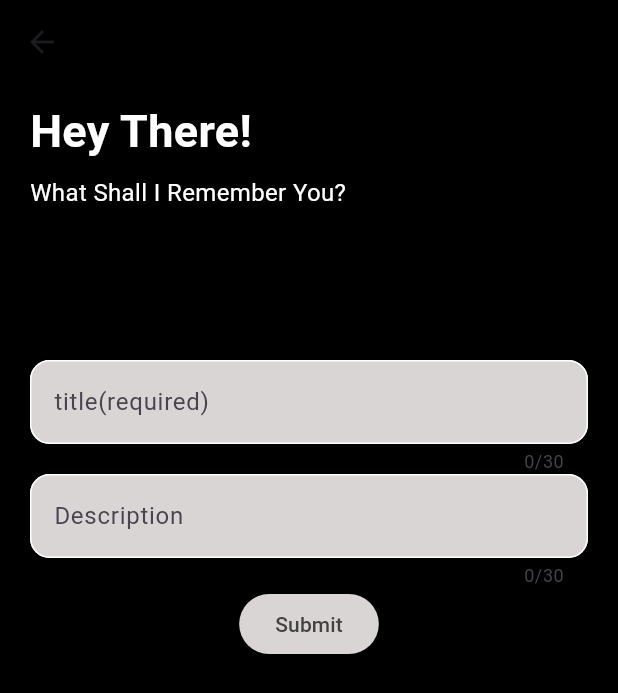
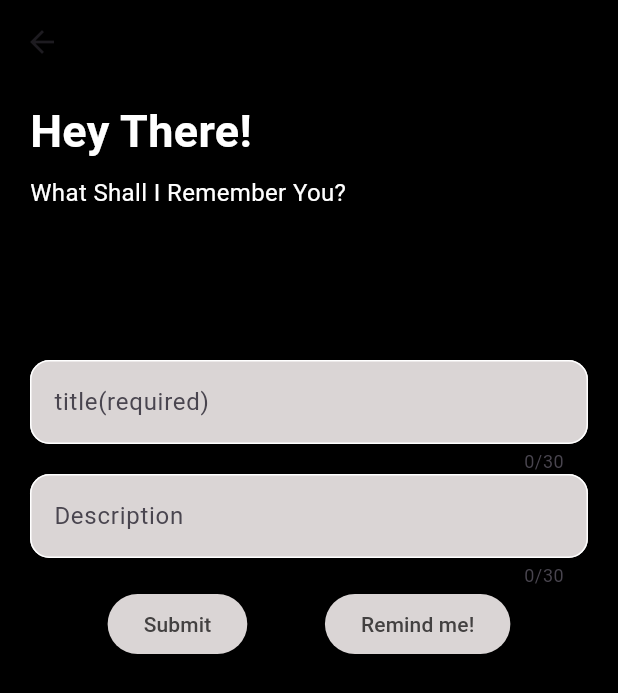
Before and after one commit to akhil-bhaskaran/todo, a Flutter app: the MyTiles widget shown alone on an empty page, opened directly with empty values, after a tap on the "edit" icon, on a phone screen of 412 x 824 dp. Shown: the top 693 px of the screen. Run offline on Flutter 3.47's test engine with Material 3 defaults, Android fonts, the phone set to English and light mode, and no system bars; our stand-ins replace flutter_local_notifications, isar, timezone; accounts and stored records are empty; generated files the repository leaves out were written again; Roboto replaces fonts that are missing (birthday, birthdayDay).

Commit message:
basic mistake cleared

```diff
--- a/lib/components/tiles.dart
+++ b/lib/components/tiles.dart
@@ -1,13 +1,15 @@
 import 'package:flutter/material.dart';
 
 import 'package:my_todo_app/components/styles.dart';
+import 'package:my_todo_app/models/todo.dart';
 
 import 'package:my_todo_app/models/todo_dataabase.dart';
 import 'package:my_todo_app/pages/adding_page.dart';
 import 'package:provider/provider.dart';
 
 class MyTiles extends StatelessWidget {
-  final int Indexes;
+ final void Function() onPressed;
+  final Todo toodo;
   final String titles;
   final String descriptions;
   Function(bool?)? onchanged;
@@ -18,11 +20,11 @@ class MyTiles extends StatelessWidget {
       required this.onchanged,
       required this.titles,
       required this.descriptions,
-      required this.Indexes});
+       required this.onPressed, required this.toodo});
 
   @override
   Widget build(BuildContext context) {
-    final todoDatabase = context.watch<TodoDatabase>();
+
 
     return Padding(
       padding: const EdgeInsets.all(8.0),
@@ -65,8 +67,8 @@ class MyTiles extends StatelessWidget {
                       borderRadius: BorderRadius.circular(13),
                       color: textcolor),
                   child: IconButton(
-                    icon: Icon(Icons.delete, size: 32),
-                    onPressed: () => TodoDatabase().deleteTodo(Indexes),
+                    icon: const Icon(Icons.delete, size: 32),
+                    onPressed:onPressed
                   ),
                 ),
                 Container(
@@ -78,7 +80,7 @@ class MyTiles extends StatelessWidget {
                     onPressed: () => Navigator.push(
                         context,
                         MaterialPageRoute(
-                          builder: (context) => NewTodoPage(),
+                          builder: (context) => NewTodoPage(id: toodo.id,todo: toodo),
                         )),
                   ),
                 )
--- a/lib/main.dart
+++ b/lib/main.dart
@@ -1,7 +1,7 @@
 import 'package:flutter/material.dart';
 import 'package:my_todo_app/models/todo_dataabase.dart';
 import 'package:my_todo_app/pages/home_page.dart';
-import 'package:path_provider/path_provider.dart';
+
 import 'package:provider/provider.dart';
 
 void main() async {
--- a/lib/pages/adding_page.dart
+++ b/lib/pages/adding_page.dart
@@ -1,18 +1,32 @@
 import 'package:flutter/material.dart';
 import 'package:my_todo_app/components/styles.dart';
 import 'package:my_todo_app/components/txtfield.dart';
+import 'package:my_todo_app/models/todo.dart';
 import 'package:my_todo_app/models/todo_dataabase.dart';
 import 'package:my_todo_app/utils/notifications_conf.dart';
 import 'package:provider/provider.dart';
 
 class NewTodoPage extends StatefulWidget {
-  NewTodoPage({super.key});
+
+  final Todo ?todo;
+  final int ?id;
+  const NewTodoPage({super.key, required this.id, required this.todo});
 
   @override
   State<NewTodoPage> createState() => _NewTodoPageState();
 }
 
 class _NewTodoPageState extends State<NewTodoPage> {
+  @override
+  void initState() {
+
+    super.initState();
+    // context.watch<TodoDatabase>().editTodo(,titleTextEditingController.text ,descTexteditingController.text );
+    // if(titleTextEditingController!=null && descTexteditingController!=null){
+
+    // }
+
+  }
   //create Todo
   void createTodo() {
     context.read<TodoDatabase>().insertTodo(
@@ -56,6 +70,8 @@ class _NewTodoPageState extends State<NewTodoPage> {
               Htext: "title(required)", controller: titleTextEditingController),
           TxtField(Htext: "Description", controller: descTexteditingController),
           // Expanded(child: Column()),
+          Row(mainAxisAlignment: MainAxisAlignment.spaceEvenly,
+            children: [
               Center(
                   child: ElevatedButton(
                 onPressed: createTodo,
@@ -64,15 +80,23 @@ class _NewTodoPageState extends State<NewTodoPage> {
                     backgroundColor: MaterialStatePropertyAll(textcolor),
                     foregroundColor: MaterialStatePropertyAll(iconscolor)),
               )),
-          // ElevatedButton(
-          //     onPressed: () {
-          //       Navigator.push(
-          //           context,
-          //           MaterialPageRoute(
-          //             builder: (context) => SendNot(),
-          //           ));
-          //     },
-          //     child: Text("Remind me!"))
+               Center(
+                  child: ElevatedButton(
+                onPressed: () {
+                Navigator.push(
+                    context,
+                    MaterialPageRoute(
+                      builder: (context) => SendNot(),
+                    ));
+              },
+              child: Text("Remind me!"),
+                style: ButtonStyle(
+                    backgroundColor: MaterialStatePropertyAll(textcolor),
+                    foregroundColor: MaterialStatePropertyAll(iconscolor)),
+              )),
+            ],
+          ),
+
         ]),
       ),
     );
```
Also changed, not shown: lib/models/todo_dataabase.dart (+24 -9 lines), lib/pages/home_page.dart (+8 -3 lines). Lines whose indentation alone changed are shown as unchanged.
